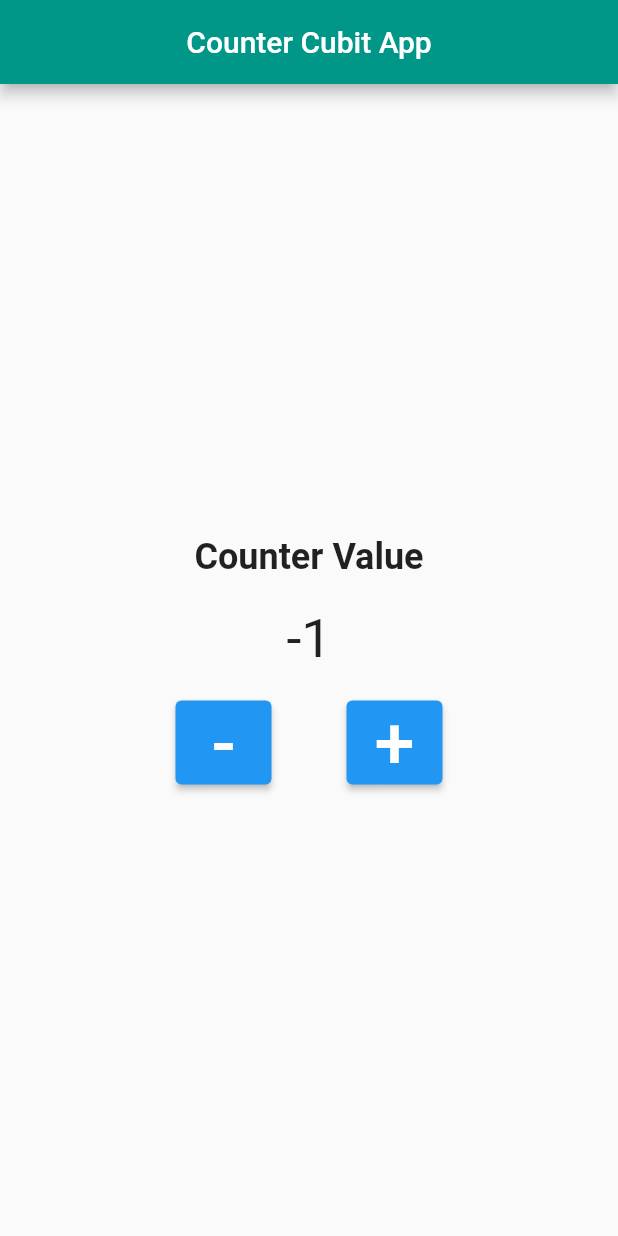
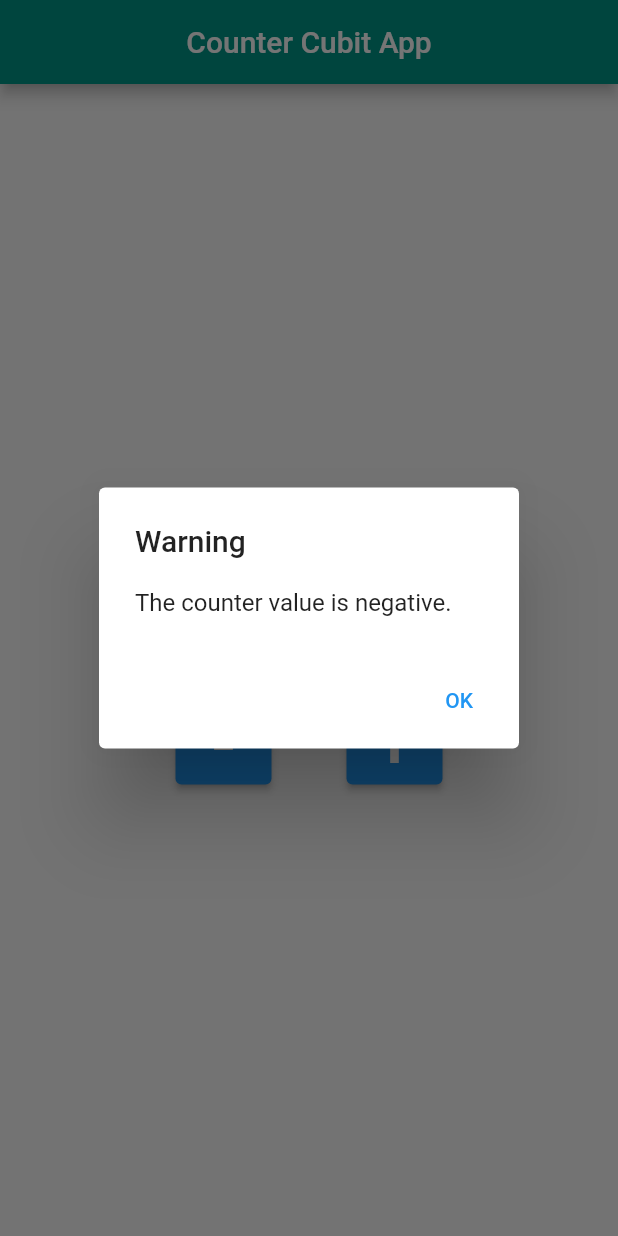
Before and after one commit to IAmAmroub/flutter-counter-cubit, a Flutter app: the screen it shows after launch, after a tap on an icon or button, on a phone screen of 412 x 824 dp. Run offline on Flutter 3.47's test engine with Material 2 defaults, Android fonts, the phone set to English and light mode, and no system bars; our stand-ins replace flutter_bloc.

Commit message:
Add negative counter BlocListener dialog

```diff
--- a/lib/ui/home_page.dart
+++ b/lib/ui/home_page.dart
@@ -13,7 +13,31 @@ class HomePage extends StatelessWidget {
         title: const Text("Counter Cubit App"),
         centerTitle: true,
       ),
-      body: Center(
+      body: BlocListener<CounterCubit, int>(
+        listener: (context, state) {
+          if (state < 0) {
+            showDialog(
+              context: context,
+              builder: (context) {
+                return AlertDialog(
+                  title: const Text('Warning'),
+                  content: const Text(
+                    'The counter value is negative.',
+                  ),
+                  actions: [
+                    TextButton(
+                      onPressed: () {
+                        Navigator.of(context).pop();
+                      },
+                      child: const Text('OK'),
+                    ),
+                  ],
+                );
+              },
+            );
+          }
+        },
+        child: Center(
           child: BlocBuilder<CounterCubit, int>(
             builder: ((context, state) {
               return Column(
@@ -60,6 +84,7 @@ class HomePage extends StatelessWidget {
             }),
           ),
         ),
+      ),
     );
   }
 }
```
Lines whose indentation alone changed are shown as unchanged.
